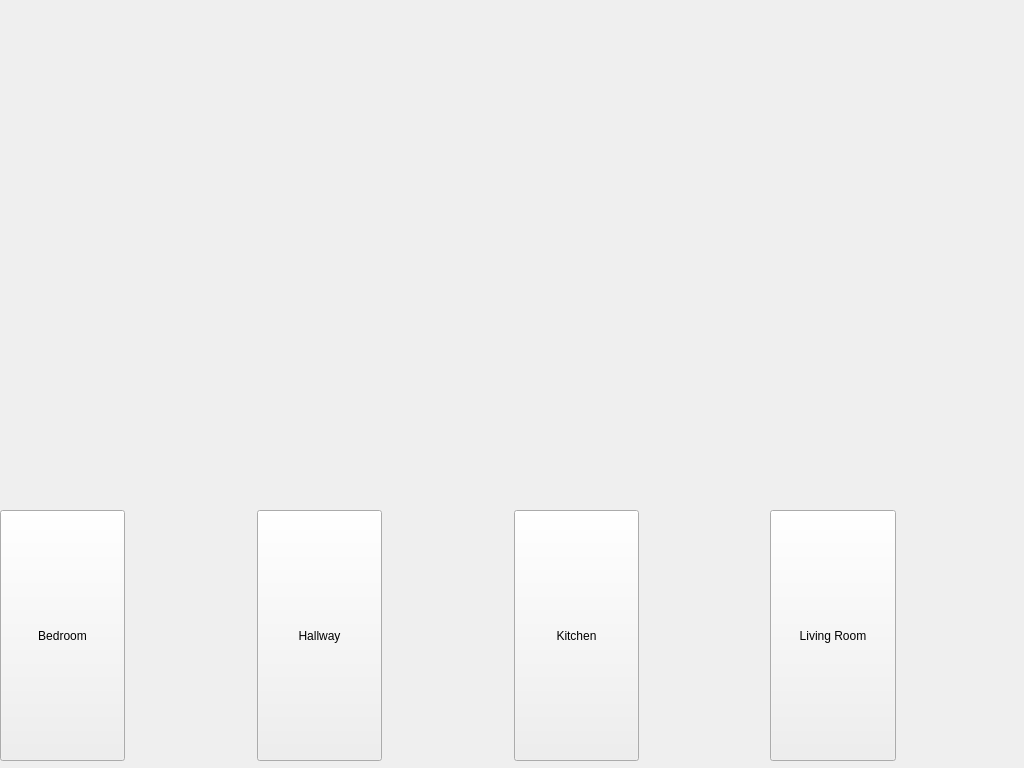
Qt form loginWindow/mainscrren.ui (spasbelev/HomeAutomation) before a commit.
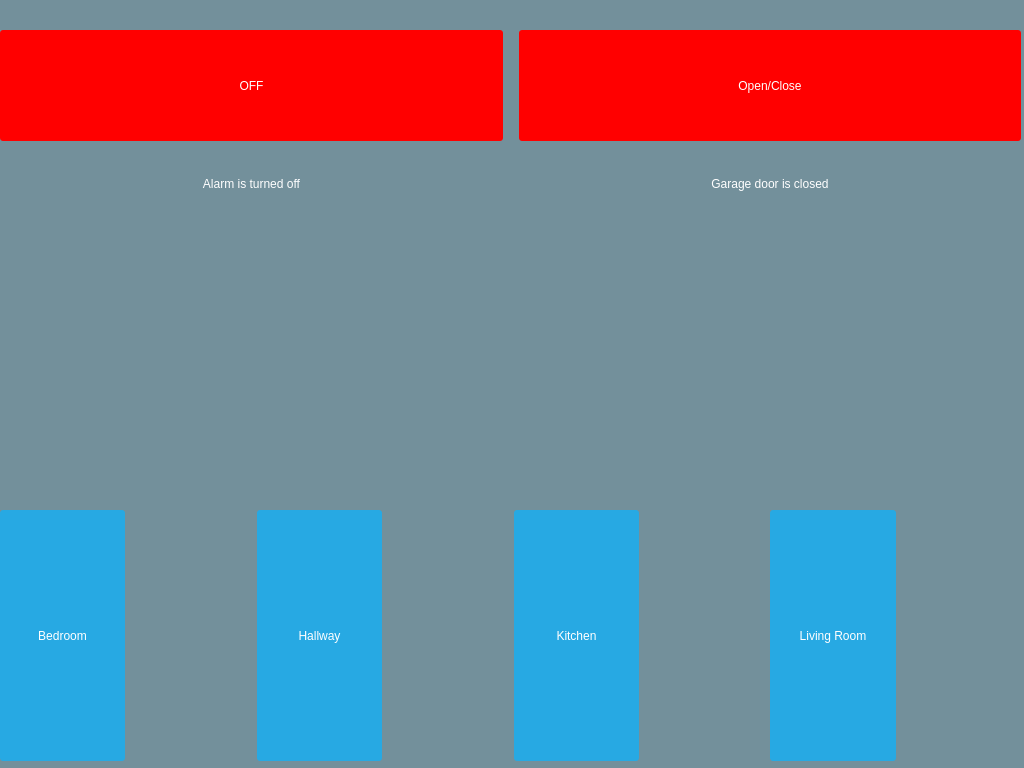
The same form after that commit. Icons and pictures are not drawn.

Commit message: Adding main screen window

Diff of the .ui file:
```diff
--- a/loginWindow/mainscrren.ui
+++ b/loginWindow/mainscrren.ui
@@ -13,6 +13,33 @@
   <property name="windowTitle">
    <string>Form</string>
   </property>
+  <property name="styleSheet">
+   <string notr="true">#Form { 
+background: rgba(32, 80, 96, 100);
+border-image: url(:/images/blue-wallpaper-7.jpg);
+ }
+
+#roomSelector { background-color: qlineargradient(spread:reflect, x1:0.5, y1:0, x2:0, y2:0, stop:0 rgba(91, 204, 233, 100), stop:1 rgba(32, 80, 96, 100)); }
+
+#loginForm
+{
+  background: rgba(0, 0, 0, 80);
+  border-radius: 8px;
+}
+
+QLabel { color: white; }
+QLineEdit { border-radius: 3px; }
+
+QPushButton
+{
+  color: white;
+  background-color: #27a9e3;
+  border-width: 0px;
+  border-radius: 3px;
+}
+
+QPushButton:hover { background-color: #66c011; }</string>
+  </property>
   <widget class="QWidget" name="horizontalLayoutWidget">
    <property name="geometry">
     <rect>
@@ -135,6 +162,175 @@
     </item>
    </layout>
   </widget>
+  <widget class="QWidget" name="horizontalLayoutWidget_2">
+   <property name="geometry">
+    <rect>
+     <x>0</x>
+     <y>30</y>
+     <width>1021</width>
+     <height>161</height>
+    </rect>
+   </property>
+   <layout class="QHBoxLayout" name="horizontalLayout">
+    <item>
+     <layout class="QVBoxLayout" name="verticalLayout_2">
+      <property name="leftMargin">
+       <number>0</number>
+      </property>
+      <property name="rightMargin">
+       <number>0</number>
+      </property>
+      <property name="bottomMargin">
+       <number>0</number>
+      </property>
+      <item>
+       <widget class="QPushButton" name="alarmPushButton">
+        <property name="enabled">
+         <bool>true</bool>
+        </property>
+        <property name="sizePolicy">
+         <sizepolicy hsizetype="Minimum" vsizetype="MinimumExpanding">
+          <horstretch>0</horstretch>
+          <verstretch>0</verstretch>
+         </sizepolicy>
+        </property>
+        <property name="layoutDirection">
+         <enum>Qt::LeftToRight</enum>
+        </property>
+        <property name="styleSheet">
+         <string notr="true">#alarmPushButton{
+background-color: red
+}</string>
+        </property>
+        <property name="text">
+         <string>OFF</string>
+        </property>
+       </widget>
+      </item>
+      <item>
+       <spacer name="verticalSpacer">
+        <property name="orientation">
+         <enum>Qt::Vertical</enum>
+        </property>
+        <property name="sizeType">
+         <enum>QSizePolicy::Fixed</enum>
+        </property>
+        <property name="sizeHint" stdset="0">
+         <size>
+          <width>20</width>
+          <height>30</height>
+         </size>
+        </property>
+       </spacer>
+      </item>
+      <item>
+       <widget class="QLabel" name="label">
+        <property name="sizePolicy">
+         <sizepolicy hsizetype="Minimum" vsizetype="Fixed">
+          <horstretch>0</horstretch>
+          <verstretch>10</verstretch>
+         </sizepolicy>
+        </property>
+        <property name="minimumSize">
+         <size>
+          <width>10</width>
+          <height>10</height>
+         </size>
+        </property>
+        <property name="text">
+         <string>Alarm is turned off</string>
+        </property>
+        <property name="alignment">
+         <set>Qt::AlignCenter</set>
+        </property>
+        <property name="wordWrap">
+         <bool>false</bool>
+        </property>
+       </widget>
+      </item>
+     </layout>
+    </item>
+    <item>
+     <spacer name="horizontalSpacer_5">
+      <property name="orientation">
+       <enum>Qt::Horizontal</enum>
+      </property>
+      <property name="sizeType">
+       <enum>QSizePolicy::Fixed</enum>
+      </property>
+      <property name="sizeHint" stdset="0">
+       <size>
+        <width>10</width>
+        <height>20</height>
+       </size>
+      </property>
+     </spacer>
+    </item>
+    <item>
+     <layout class="QVBoxLayout" name="verticalLayout_3">
+      <property name="leftMargin">
+       <number>0</number>
+      </property>
+      <item>
+       <widget class="QPushButton" name="garageDoorPushButton">
+        <property name="sizePolicy">
+         <sizepolicy hsizetype="Minimum" vsizetype="MinimumExpanding">
+          <horstretch>0</horstretch>
+          <verstretch>0</verstretch>
+         </sizepolicy>
+        </property>
+        <property name="styleSheet">
+         <string notr="true">#garageDoorPushButton{
+background-color: red
+}</string>
+        </property>
+        <property name="text">
+         <string>Open/Close</string>
+        </property>
+       </widget>
+      </item>
+      <item>
+       <spacer name="verticalSpacer_2">
+        <property name="orientation">
+         <enum>Qt::Vertical</enum>
+        </property>
+        <property name="sizeType">
+         <enum>QSizePolicy::Fixed</enum>
+        </property>
+        <property name="sizeHint" stdset="0">
+         <size>
+          <width>20</width>
+          <height>30</height>
+         </size>
+        </property>
+       </spacer>
+      </item>
+      <item>
+       <widget class="QLabel" name="label_2">
+        <property name="sizePolicy">
+         <sizepolicy hsizetype="Minimum" vsizetype="Fixed">
+          <horstretch>0</horstretch>
+          <verstretch>10</verstretch>
+         </sizepolicy>
+        </property>
+        <property name="minimumSize">
+         <size>
+          <width>10</width>
+          <height>10</height>
+         </size>
+        </property>
+        <property name="text">
+         <string>Garage door is closed</string>
+        </property>
+        <property name="alignment">
+         <set>Qt::AlignCenter</set>
+        </property>
+       </widget>
+      </item>
+     </layout>
+    </item>
+   </layout>
+  </widget>
  </widget>
  <resources/>
  <connections/>
```
The commit also changes 2 other files.
